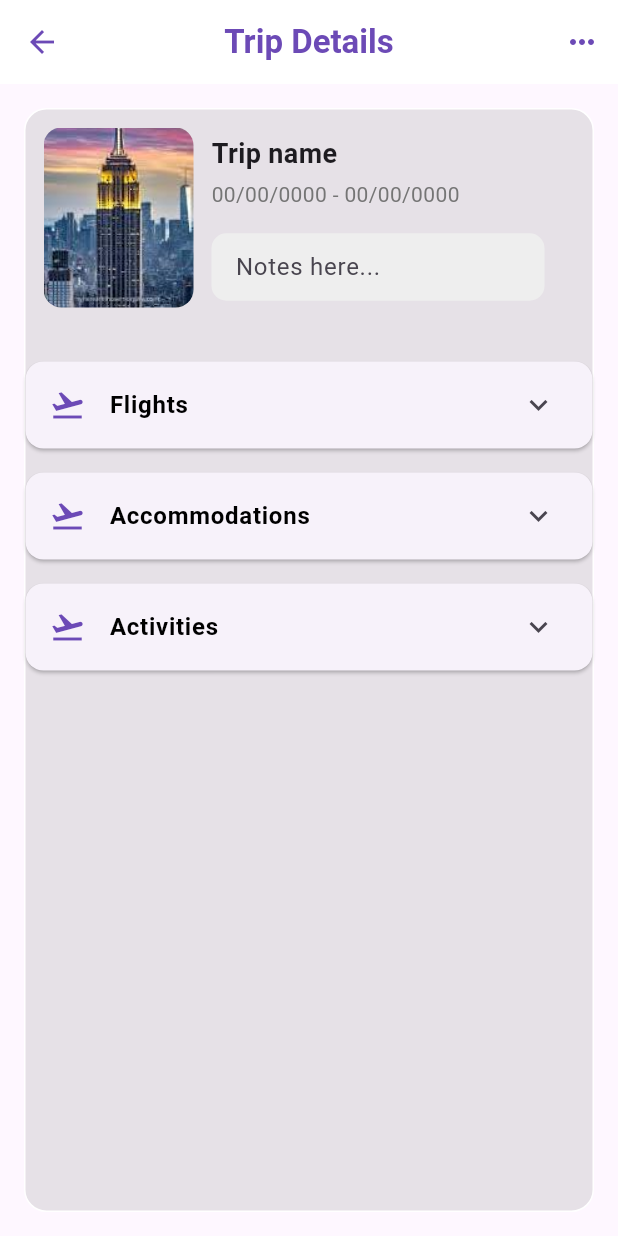
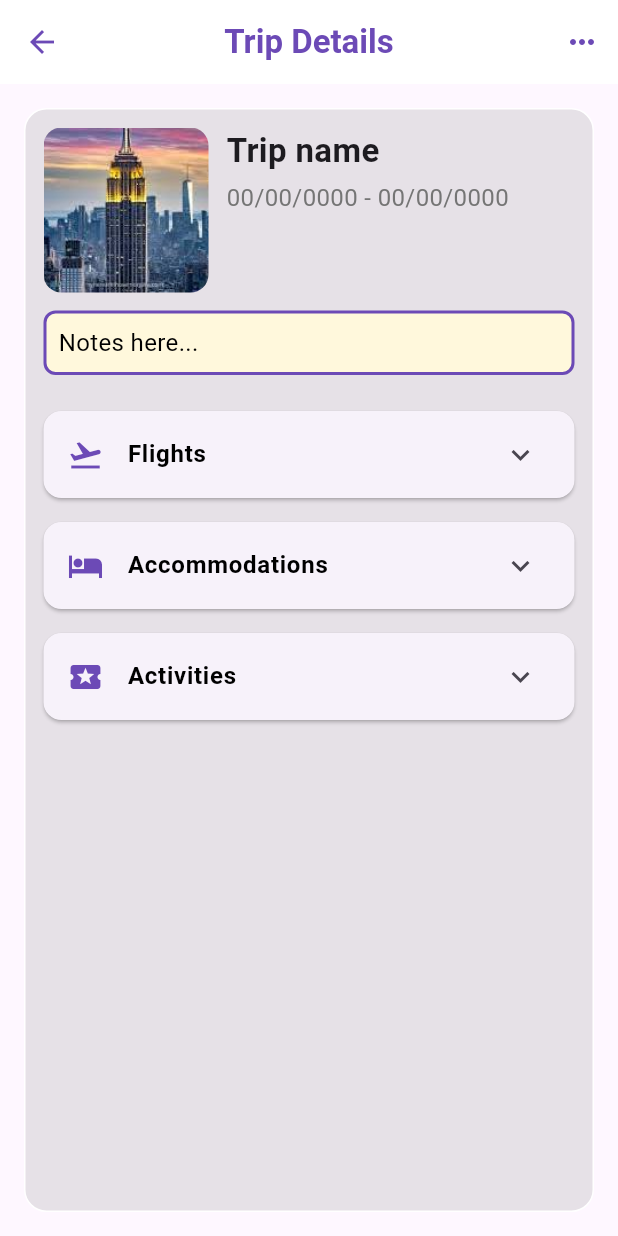
Before and after one commit to HenriqueLDSa/Xplora-Mobile, a Flutter app: the TripDetailsPage screen opened directly, on a phone screen of 412 x 824 dp. Run offline on Flutter 3.47's test engine with Material 3 defaults, Android fonts, the phone set to English and light mode, and no system bars; our stand-ins replace fluttertoast, logger, shared_preferences; accounts and stored records are empty.

Commit message:
Trip details design updated. Waiting on API integration

```diff
--- a/lib/trip_details_page.dart
+++ b/lib/trip_details_page.dart
@@ -18,6 +18,8 @@ class _TripDetailsPageState extends State<TripDetailsPage> {
   String tripName = 'Trip name';
   String tripDate = '00/00/0000 - 00/00/0000';
   String tripNotes = 'Notes here...';
+  bool isEditingNotes = false;
+  TextEditingController notesController = TextEditingController();
 
   // Simulate stored details for each category
   List<String> flights = [];
@@ -60,12 +62,18 @@ class _TripDetailsPageState extends State<TripDetailsPage> {
     String lowerWord = word.toLowerCase();
 
     if (lowerWord.endsWith('ies')) {
-      return lowerWord.substring(0, lowerWord.length - 3) + 'y';
+      return '${lowerWord.substring(0, lowerWord.length - 3)}y';
     } else if (lowerWord.endsWith('s')) {
       return lowerWord.substring(0, lowerWord.length - 1);
     }
 
     return lowerWord;
+  }
+
+  @override
+  void initState() {
+    super.initState();
+    notesController.text = tripNotes;
   }
 
   @override
@@ -120,13 +128,14 @@ class _TripDetailsPageState extends State<TripDetailsPage> {
               Padding(
                 padding: const EdgeInsets.all(12.0),
                 child: Row(
+                  crossAxisAlignment: CrossAxisAlignment.start,
                   children: [
                     ClipRRect(
                       borderRadius: BorderRadius.circular(12),
                       child: Image.asset(
                         "assets/images/new_york.jpeg",
-                        width: 100,
-                        height: 120,
+                        width: 110,
+                        height: 110,
                         fit: BoxFit.cover,
                       ),
                     ),
@@ -138,7 +147,7 @@ class _TripDetailsPageState extends State<TripDetailsPage> {
                           Text(
                             tripName,
                             style: TextStyle(
-                              fontSize: 18,
+                              fontSize: 22,
                               fontWeight: FontWeight.bold,
                             ),
                           ),
@@ -148,26 +157,93 @@ class _TripDetailsPageState extends State<TripDetailsPage> {
                             child: Text(
                               tripDate,
                               style: TextStyle(
-                                fontSize: 14,
+                                fontSize: 16,
                                 color: Colors.grey[600],
                               ),
                             ),
                           ),
                           const SizedBox(height: 8),
-                          Padding(
-                            padding: EdgeInsets.only(right: 20),
-                            child: SizedBox(
-                              width: double.infinity,
-                              height: 45,
-                              child: CustomTextField(
-                                label: "Notes here...",
-                              ),
+                        ],
                       ),
                     ),
                   ],
                 ),
               ),
-                  ],
+
+              Padding(
+                padding: const EdgeInsets.symmetric(horizontal: 12.0),
+                child: GestureDetector(
+                  onTap: () {
+                    setState(() {
+                      isEditingNotes = true; // Switch to editing mode
+                    });
+                  },
+                  child: isEditingNotes
+                      ? Container(
+                          height: 100, // Set a fixed height for the container
+                          decoration: BoxDecoration(
+                            color: Color.fromRGBO(
+                                255, 248, 220, 1.0), // Set background color
+                            border: Border.all(
+                              color: const Color(0xFF6C4AB6), // Purple border
+                              width: 2.0,
+                            ),
+                            borderRadius:
+                                BorderRadius.circular(8.0), // Rounded corners
+                          ),
+                          child: SingleChildScrollView(
+                            // Make the TextField scrollable
+                            child: TextField(
+                              controller: notesController,
+                              maxLines: null, // Allow unlimited lines
+                              onSubmitted: (value) {
+                                setState(() {
+                                  tripNotes = value; // Update the tripNotes
+                                  isEditingNotes = false; // Exit editing mode
+                                });
+                              },
+                              decoration: InputDecoration(
+                                border:
+                                    InputBorder.none, // Remove default border
+                                contentPadding: EdgeInsets.all(
+                                    8.0), // Padding inside the text field
+                                hintText: "Notes here...", // Placeholder text
+                                hintStyle: TextStyle(
+                                    color: Colors
+                                        .grey), // Style for the placeholder text
+                              ),
+                              cursorColor:
+                                  const Color(0xFF6C4AB6), // Purple cursor
+                              style: TextStyle(
+                                fontSize: 16,
+                              ),
+                            ),
+                          ),
+                        )
+                      : Container(
+                          padding: const EdgeInsets.all(8.0),
+                          width: double.infinity,
+                          decoration: BoxDecoration(
+                            color: Color.fromRGBO(
+                                255, 248, 220, 1.0), // Set background color
+                            border: Border.all(
+                              color: const Color(
+                                  0xFF6C4AB6), // Purple border when not editing
+                              width: 2.0,
+                            ),
+                            borderRadius: BorderRadius.circular(8.0),
+                          ),
+                          child: SingleChildScrollView(
+                            // Make the text scrollable when not editing
+                            child: Text(
+                              tripNotes.isEmpty
+                                  ? "Notes here..."
+                                  : tripNotes, // Show placeholder when empty
+                              style:
+                                  TextStyle(fontSize: 16, color: Colors.black),
+                            ),
+                          ),
+                        ),
                 ),
               ),
 
@@ -197,19 +273,45 @@ class _TripDetailsPageState extends State<TripDetailsPage> {
     bool isVowel = _isFirstLetterVowel(categoryName);
     String categoryLower = _toSingular(categoryName);
 
-    return Card(
+    //theme to remove the lines that divide the categorySections when they're clicked
+    final theme = Theme.of(context).copyWith(dividerColor: Colors.transparent);
+
+    IconData getIconForCategory(String categoryName) {
+      switch (categoryName.toLowerCase()) {
+        case 'flights':
+          return Icons.flight_takeoff;
+        case 'accommodations':
+          return Icons.hotel;
+        case 'activities':
+          return Icons.local_activity;
+        default:
+          return Icons.category;
+      }
+    }
+
+    return Padding(
+      padding: const EdgeInsets.symmetric(
+          horizontal: 12.0), // Match the image padding
+      child: Card(
         margin: const EdgeInsets.symmetric(vertical: 8),
+        child: SizedBox(
+          width: MediaQuery.of(context).size.width * 0.85, // Adjust the width
+          child: Theme(
+            data: theme,
             child: ExpansionTile(
               leading: Icon(
-              Icons.flight_takeoff,
+                getIconForCategory(categoryName),
                 color: const Color(0xFF6C4AB6),
               ),
               title: Text(
                 categoryName,
-              style:
-                  TextStyle(fontWeight: FontWeight.bold, color: Colors.black),
+                style: TextStyle(
+                  fontWeight: FontWeight.bold,
+                  color: Colors.black,
+                ),
               ),
               children: [
+                // Details
                 if (details.isNotEmpty)
                   ...details
                       .map((detail) => ListTile(title: Text(detail as String)))
@@ -232,11 +334,40 @@ class _TripDetailsPageState extends State<TripDetailsPage> {
                           ),
                           TextSpan(
                             text:
-                                " button to add ${isVowel ? 'an ' : 'a '} ${categoryLower}",
-                          ) // Regular text again
+                                " button to add ${isVowel ? 'an ' : 'a '} $categoryLower",
+                          ), // Regular text again
                         ],
                       ),
-                    )),
-            ]));
+                    ),
+                  ),
+              ],
+            ),
+          ),
+        ),
+      ),
+    );
   }
 }
+
+class CustomTextField extends StatelessWidget {
+  final String label;
+
+  const CustomTextField({super.key, required this.label});
+
+  @override
+  Widget build(BuildContext context) {
+    return TextField(
+      maxLines: null, // Allow the text field to expand vertically
+      textAlignVertical: TextAlignVertical.top, // Align text to the top
+      decoration: InputDecoration(
+        labelText: label,
+        border: OutlineInputBorder(
+          borderRadius: BorderRadius.circular(8.0),
+          borderSide: BorderSide(color: Colors.grey), // Customize border color
+        ),
+        contentPadding:
+            EdgeInsets.all(8.0), // Add padding inside the text field
+      ),
+    );
+  }
+}
```
Lines whose indentation alone changed are shown as unchanged.
